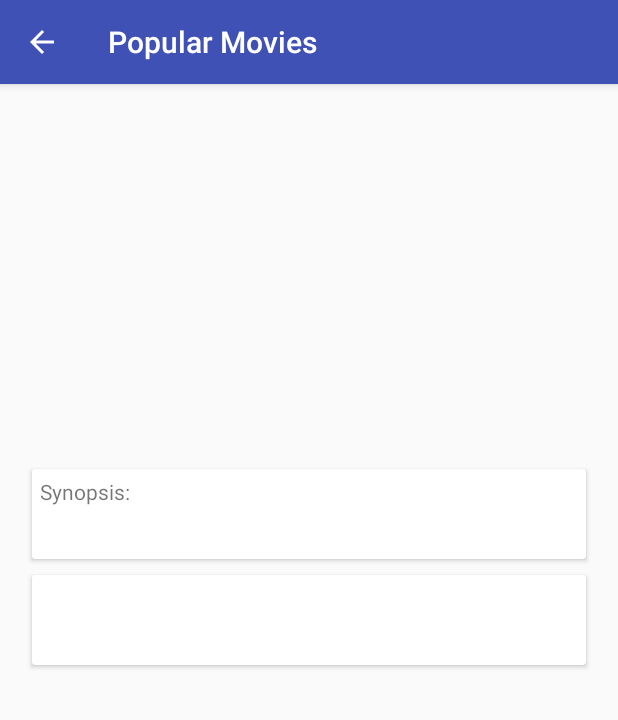
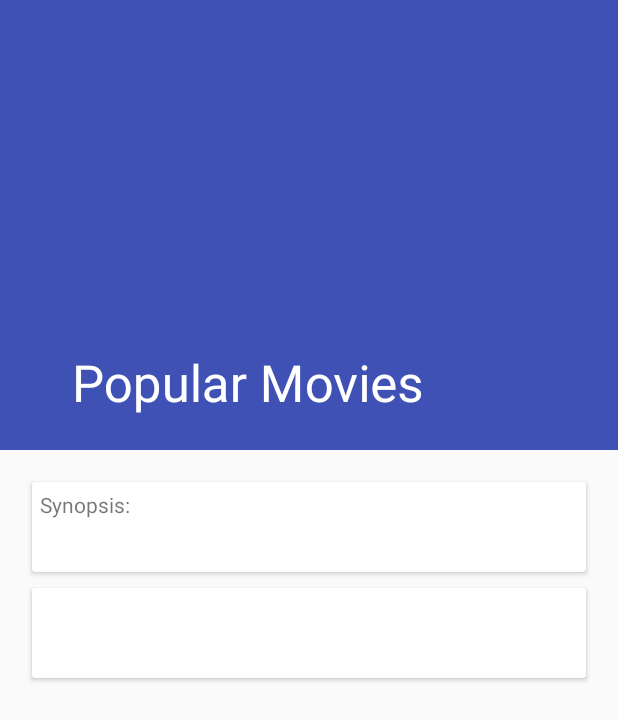
Before and after one commit to umarfarisi/PopularMovies, an Android app: the MovieDetailActivity screen opened directly, with no data from a screen before it, on a phone screen of 412 x 824 dp. Shown: the top 720 px of the screen. Run offline under Robolectric (Android 15) with nearby library versions, the phone set to English and light mode, and no system bars; our stand-ins replace ButterKnife, Picasso; pictures from the network do not load.

Commit message:
add collapsing toolbar layout in detail movie

```diff
--- a/app/src/main/java/com/example/myapplication/MainActivity.java
+++ b/app/src/main/java/com/example/myapplication/MainActivity.java
@@ -8,6 +8,7 @@ import android.support.v7.app.AppCompatActivity;
 import android.os.Bundle;
 import android.support.v7.widget.GridLayoutManager;
 import android.support.v7.widget.RecyclerView;
+import android.support.v7.widget.Toolbar;
 import android.view.Menu;
 import android.view.MenuItem;
 import android.view.View;
@@ -41,6 +42,8 @@ import butterknife.Unbinder;
 @SuppressWarnings("ALL")
 public class MainActivity extends AppCompatActivity {
 
+    @BindView(R.id.tb_main_toolbar)
+    Toolbar mainToolbarTB;
     @BindView(R.id.rl_main_root)
     RelativeLayout mainRootRL;
     @BindView(R.id.pb_main_progress_sign)
@@ -72,6 +75,8 @@ public class MainActivity extends AppCompatActivity {
         super.onCreate(savedInstanceState);
         setContentView(R.layout.activity_main);
         unbinder = ButterKnife.bind(this);
+
+        setSupportActionBar(mainToolbarTB);
 
         networkDisconnectingSignS = Snackbar.make(mainRootRL,R.string.main_network_is_disconnection,Snackbar.LENGTH_INDEFINITE);
 
--- a/app/src/main/java/com/example/myapplication/MovieDetailActivity.java
+++ b/app/src/main/java/com/example/myapplication/MovieDetailActivity.java
@@ -1,7 +1,9 @@
 package com.example.myapplication;
 
+import android.support.design.widget.CollapsingToolbarLayout;
 import android.support.v7.app.AppCompatActivity;
 import android.os.Bundle;
+import android.support.v7.widget.Toolbar;
 import android.widget.ImageView;
 import android.widget.TextView;
 
@@ -18,6 +20,10 @@ import butterknife.Unbinder;
 @SuppressWarnings("ALL")
 public class MovieDetailActivity extends AppCompatActivity {
 
+    @BindView(R.id.tb_movie_detail_toolbar)
+    Toolbar movieDetailToolbarTB;
+    @BindView(R.id.cb_movie_detail_toolbar_container)
+    CollapsingToolbarLayout movieDetailToolbarContainerCB;
     @BindView(R.id.im_movie_detail_poster)
     ImageView movieDetailPosterIV;
     @BindView(R.id.tv_movie_detail_synopsis)
@@ -38,11 +44,16 @@ public class MovieDetailActivity extends AppCompatActivity {
 
         unbinder = ButterKnife.bind(this);
 
+        setSupportActionBar(movieDetailToolbarTB);
+
         movie = (Movie) getIntent().getParcelableExtra(Constants.MOVIE);
 
         if(movie != null) {
-            setTitle(movie.getTitle());
-            Picasso.with(this).load(ApiUtils.IMG_BASE_URL + movie.getPosterPath()).into(movieDetailPosterIV);
+
+            movieDetailToolbarContainerCB.setTitle(movie.getTitle());
+            movieDetailToolbarContainerCB.setExpandedTitleColor(android.R.color.transparent);
+
+            Picasso.with(this).load(ApiUtils.IMG_BASE_URL + movie.getThumbnailPath()).into(movieDetailPosterIV);
             movieDetailSynopsisTV.setText(movie.getSynopsis());
             movieDetailUserRatingTV.setText(getString(R.string.movie_detail_rating_text));
             movieDetailUserRatingTV.append(String.valueOf(movie.getUserRating()));
--- a/app/src/main/res/layout/activity_main.xml
+++ b/app/src/main/res/layout/activity_main.xml
@@ -3,10 +3,19 @@
     xmlns:tools="http://schemas.android.com/tools"
     android:layout_width="match_parent"
     android:layout_height="match_parent"
+    xmlns:app="http://schemas.android.com/apk/res-auto"
     tools:context="com.example.myapplication.MainActivity"
     android:id="@+id/rl_main_root">
 
+    <android.support.v7.widget.Toolbar
+        app:theme="@style/ThemeOverlay.AppCompat.Light"
+        android:id="@+id/tb_main_toolbar"
+        android:layout_width="match_parent"
+        android:layout_height="?attr/actionBarSize"
+        android:background="@color/colorPrimary"/>
+
     <ProgressBar
+        android:layout_below="@+id/tb_main_toolbar"
         android:visibility="gone"
         android:indeterminate="true"
         style="?android:attr/progressBarStyleHorizontal"
--- a/app/src/main/res/layout/activity_movie_detail.xml
+++ b/app/src/main/res/layout/activity_movie_detail.xml
@@ -1,10 +1,53 @@
 <?xml version="1.0" encoding="utf-8"?>
-<ScrollView xmlns:android="http://schemas.android.com/apk/res/android"
+<android.support.design.widget.CoordinatorLayout xmlns:android="http://schemas.android.com/apk/res/android"
     xmlns:tools="http://schemas.android.com/tools"
     android:layout_width="match_parent"
     android:layout_height="match_parent"
-    android:orientation="vertical"
-    tools:context="com.example.myapplication.MovieDetailActivity">
+    xmlns:app="http://schemas.android.com/apk/res-auto"
+    tools:context="com.example.myapplication.MovieDetailActivity"
+    android:fitsSystemWindows="true">
+
+    <android.support.design.widget.AppBarLayout
+        android:layout_width="match_parent"
+        android:layout_height="wrap_content"
+        android:fitsSystemWindows="true"
+        android:theme="@style/ThemeOverlay.AppCompat.Dark.ActionBar">
+
+        <android.support.design.widget.CollapsingToolbarLayout
+            android:id="@+id/cb_movie_detail_toolbar_container"
+            android:layout_width="match_parent"
+            android:layout_height="match_parent"
+            app:layout_scrollFlags="scroll|exitUntilCollapsed"
+            app:contentScrim="?attr/colorPrimary"
+            app:expandedTitleMarginStart="48dp"
+            app:expandedTitleMarginEnd="64dp"
+            android:fitsSystemWindows="true">
+
+            <ImageView
+                android:id="@+id/im_movie_detail_poster"
+                android:layout_width="match_parent"
+                android:layout_height="@dimen/height_movie_detail_poster"
+                android:scaleType="centerCrop"
+                android:fitsSystemWindows="true"
+                app:layout_collapseMode="parallax"/>
+
+            <android.support.v7.widget.Toolbar
+                android:id="@+id/tb_movie_detail_toolbar"
+                android:layout_width="match_parent"
+                android:layout_height="?attr/actionBarSize"
+                app:popupTheme="@style/ThemeOverlay.AppCompat.Light"
+                app:layout_collapseMode="pin"/>
+
+        </android.support.design.widget.CollapsingToolbarLayout>
+
+    </android.support.design.widget.AppBarLayout>
+
+    <android.support.v4.widget.NestedScrollView
+        android:layout_width="match_parent"
+        android:layout_height="match_parent"
+        android:clipToPadding="false"
+        app:layout_behavior="@string/appbar_scrolling_view_behavior">
+
 
         <LinearLayout
             android:paddingBottom="@dimen/activity_vertical_margin"
@@ -14,13 +57,6 @@
             android:layout_width="match_parent"
             android:layout_height="wrap_content"
             android:orientation="vertical">
-        <ImageView
-            android:contentDescription="@string/movies_poster_description"
-            android:layout_gravity="center_horizontal"
-            android:layout_width="@dimen/width_movie_detail_poster"
-            android:layout_height="@dimen/height_movie_detail_poster"
-            android:id="@+id/im_movie_detail_poster"
-            android:layout_marginBottom="@dimen/margin_all_standard"/>
             <android.support.v7.widget.CardView
                 android:layout_width="match_parent"
                 android:layout_height="wrap_content"
@@ -66,4 +102,6 @@
             </android.support.v7.widget.CardView>
         </LinearLayout>
 
-</ScrollView>
+    </android.support.v4.widget.NestedScrollView>
+
+</android.support.design.widget.CoordinatorLayout>
--- a/app/src/main/res/values/dimens.xml
+++ b/app/src/main/res/values/dimens.xml
@@ -6,6 +6,6 @@
     <dimen name="width_popular_movie_poster">150dp</dimen>
     <dimen name="height_popular_movie_poster">230dp</dimen>
     <dimen name="width_movie_detail_poster">150dp</dimen>
-    <dimen name="height_movie_detail_poster">230dp</dimen>
+    <dimen name="height_movie_detail_poster">300dp</dimen>
     <dimen name="margin_all_standard">5dp</dimen>
 </resources>
--- a/app/src/main/res/values/styles.xml
+++ b/app/src/main/res/values/styles.xml
@@ -1,7 +1,7 @@
 <resources>
 
     <!-- Base application theme. -->
-    <style name="AppTheme" parent="Theme.AppCompat.Light.DarkActionBar">
+    <style name="AppTheme" parent="Theme.AppCompat.Light.NoActionBar">
         <!-- Customize your theme here. -->
         <item name="colorPrimary">@color/colorPrimary</item>
         <item name="colorPrimaryDark">@color/colorPrimaryDark</item>
```
Lines whose indentation alone changed are shown as unchanged.
